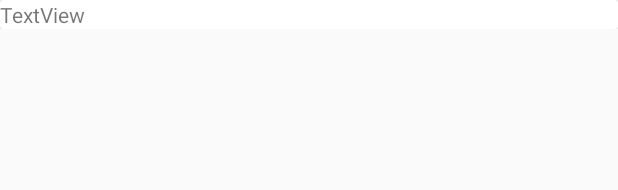
After one commit to heraldofsolace/Safety-App, an Android app: the layout activity_tutorial.xml on its own in the app's theme, with its tools: preview values and no code run, on a phone screen of 412 x 824 dp. The commit adds this screen. Shown: the top 190 px of the screen. Run offline under Robolectric (Android 15) with nearby library versions, the phone set to English and light mode, and no system bars.

Commit message:
Tutorial can be reset Audio capture works
Signed-off-by: Aniket Bhattacharyea <aniketmail669@gmail.com>

```diff
--- a/app/build.gradle
+++ b/app/build.gradle
@@ -78,6 +78,8 @@ dependencies {
     implementation 'com.crashlytics.sdk.android:crashlytics:2.10.1'
     implementation 'com.google.firebase:firebase-ads:18.3.0'
     implementation 'com.google.firebase:firebase-perf:19.0.5'
+    implementation 'com.google.firebase:firebase-firestore:21.3.1'
+    implementation 'com.google.firebase:firebase-storage:19.1.0'
 
     implementation 'com.android.billingclient:billing:2.1.0'
     implementation 'com.android.billingclient:billing-ktx:2.1.0'
--- /dev/null
+++ b/app/src/main/java/dev/abhattacharyea/safety/ui/TutorialActivity.kt
@@ -0,0 +1,6 @@
+package dev.abhattacharyea.safety.ui
+
+import androidx.appcompat.app.AppCompatActivity
+
+class TutorialActivity : AppCompatActivity() {
+}
--- a/app/src/main/java/dev/abhattacharyea/safety/ui/donation/DonationFragment.kt
+++ b/app/src/main/java/dev/abhattacharyea/safety/ui/donation/DonationFragment.kt
@@ -15,7 +15,7 @@ import org.jetbrains.anko.toast
 
 class DonationFragment : Fragment(), PurchasesUpdatedListener {
 	private lateinit var billingClient: BillingClient
-	private val skuList = listOf("donate_10", "donate_50", "donate_100")
+	private val skuList = listOf("donate_10", "donate_50", "donate_100", "donate_1000")
 	private lateinit var skuRecyclerView: RecyclerView
 	private lateinit var skuAdapter: DonationAdapter
 	override fun onCreateView(
@@ -55,6 +55,9 @@ class DonationFragment : Fragment(), PurchasesUpdatedListener {
 
 							billingClient.querySkuDetailsAsync(params) { billingResult_, skuDetailsList ->
 								if(billingResult.responseCode == BillingClient.BillingResponseCode.OK && skuDetailsList.isNotEmpty()) {
+									skuDetailsList.sortBy { sku ->
+										sku.sku.substringAfter('_').toDouble()
+									}
 									skuAdapter = DonationAdapter(it, skuDetailsList, billingClient)
 									skuRecyclerView.adapter = skuAdapter
 
--- a/app/src/main/java/dev/abhattacharyea/safety/ui/map/MapFragment.kt
+++ b/app/src/main/java/dev/abhattacharyea/safety/ui/map/MapFragment.kt
@@ -40,7 +40,6 @@ import retrofit2.Call
 import retrofit2.Callback
 import retrofit2.Response
 
-//TODO: Need to improve map and add nearby places
 
 class MapFragment : OnMapReadyCallback, CompoundButton.OnCheckedChangeListener,
     GoogleMap.OnMarkerClickListener, Fragment() {
--- /dev/null
+++ b/app/src/main/res/layout/activity_tutorial.xml
@@ -0,0 +1,34 @@
+<?xml version="1.0" encoding="utf-8"?>
+<LinearLayout xmlns:android="http://schemas.android.com/apk/res/android"
+    android:orientation="vertical"
+    android:layout_width="match_parent"
+    android:layout_height="match_parent">
+
+    <ScrollView
+        android:layout_width="match_parent"
+        android:layout_height="match_parent">
+
+        <LinearLayout
+            android:layout_width="match_parent"
+            android:layout_height="wrap_content"
+            android:orientation="vertical">
+
+            <androidx.cardview.widget.CardView
+                android:layout_width="match_parent"
+                android:layout_height="match_parent">
+
+                <LinearLayout
+                    android:layout_width="match_parent"
+                    android:layout_height="match_parent"
+                    android:orientation="vertical">
+
+                    <TextView
+                        android:id="@+id/textView2"
+                        android:layout_width="match_parent"
+                        android:layout_height="wrap_content"
+                        android:text="TextView" />
+                </LinearLayout>
+            </androidx.cardview.widget.CardView>
+        </LinearLayout>
+    </ScrollView>
+</LinearLayout>
--- a/app/src/main/res/xml/preferences.xml
+++ b/app/src/main/res/xml/preferences.xml
@@ -18,6 +18,11 @@
         android:title="Log out"
         android:icon="@drawable/ic_logout" />
     <Preference
+        android:icon="@drawable/ic_help"
+        android:key="tutorial"
+        android:summary="Tutorials will be shown again when you perform an action"
+        android:title="Reset tutorials" />
+    <Preference
         android:key="about"
         android:title="About"
         android:icon="@drawable/ic_about">
```
Also changed, not shown: app/src/main/java/dev/abhattacharyea/safety/LockScreenService.kt (+81 -11 lines), app/src/main/java/dev/abhattacharyea/safety/ui/settings/SettingsFragment.kt (+12 -0 lines), app/src/main/res/drawable-hdpi/ic_help.png (added), app/src/main/res/drawable-mdpi/ic_help.png (added), app/src/main/res/drawable-xhdpi/ic_help.png (added), app/src/main/res/drawable-xxhdpi/ic_help.png (added), app/src/main/res/drawable-xxxhdpi/ic_help.png (added).
